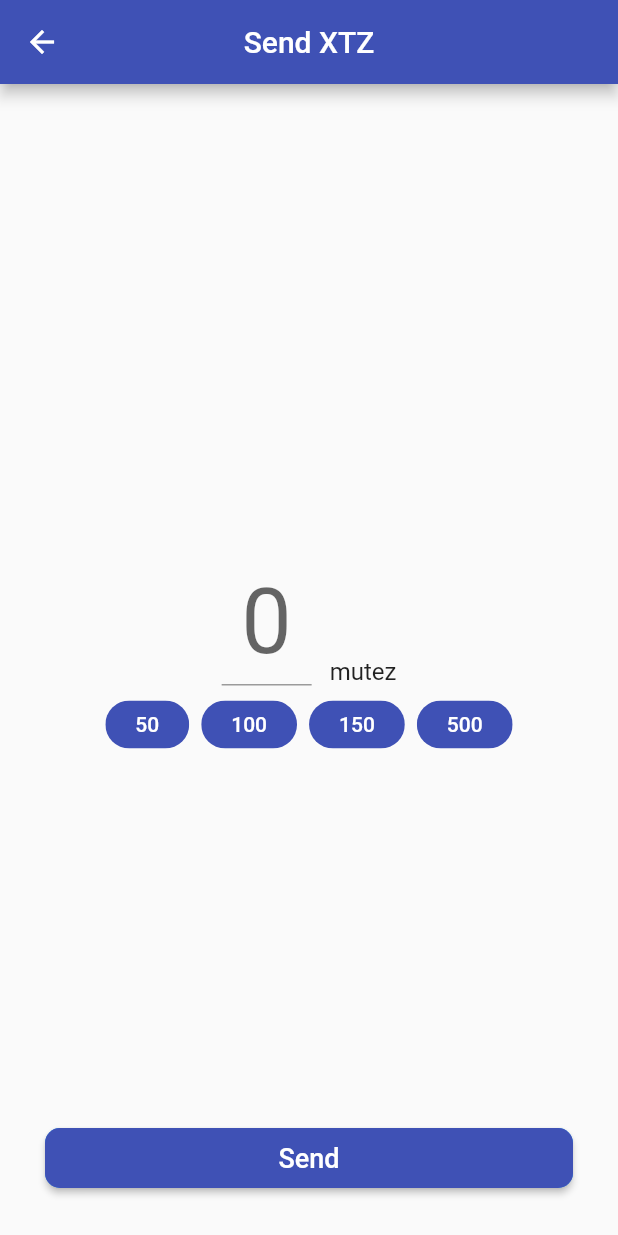
After one commit to Sameerkash/Anthos, a Flutter app: the SendOpertation screen opened directly, after a tap on "Next", on a phone screen of 412 x 824 dp. The commit adds this screen. Run offline on Flutter 3.47's test engine with Material 2 defaults, Android fonts, the phone set to English and light mode, and no system bars; our stand-ins replace flutter_hooks, flutter_secure_storage, freezed_annotation, hooks_riverpod, qr_flutter, sembast and 1 more; missing offline and left inert: tezster_dart; accounts and stored records are empty; network calls fail.

Commit message:
feat : finish send and receive UI

```diff
--- a/lib/main.dart
+++ b/lib/main.dart
@@ -1,5 +1,3 @@
-import 'package:anthos/views/operation/operation.dart';
-import 'package:go_router/go_router.dart';
 import 'package:hooks_riverpod/hooks_riverpod.dart';
 
 import 'views/app.dart';
--- a/lib/utils/datetime_format.dart
+++ b/lib/utils/datetime_format.dart
@@ -9,3 +9,9 @@ String formatTime(String date) {
   return DateFormat('hh:mm a')
       .format(DateFormat('yyyy-MM-ddTHH:mm:ssZ').parse(date));
 }
+
+
+String formatDateTime(String date) {
+  return DateFormat('dd MMM yyyy hh:mm a')
+      .format(DateFormat('yyyy-MM-ddTHH:mm:ssZ').parse(date));
+}
--- a/lib/views/home/home.dart
+++ b/lib/views/home/home.dart
@@ -1,5 +1,4 @@
 import '../../provider/provider.dart';
-import '../../services/repository.dart';
 import 'package:flutter/material.dart';
 import 'package:flutter_hooks/flutter_hooks.dart';
 import 'package:animations/animations.dart';
--- a/lib/views/home/widgets/operation_tile.dart
+++ b/lib/views/home/widgets/operation_tile.dart
@@ -38,12 +38,13 @@ class OperationTile extends StatelessWidget {
                 color: Colors.grey[300]!,
                 width: 1,
               ),
-              )),
+            ),
+          ),
           child: ListTile(
             title: DisplayText(
               text: '+ ${operation.amount} mutez',
               fontWeight: FontWeight.w600,
-              color: Colors.green[300],
+              color: Colors.green[400],
             ),
             subtitle: Column(
               mainAxisAlignment: MainAxisAlignment.start,
--- /dev/null
+++ b/lib/views/operation/send_operation.dart
@@ -0,0 +1,146 @@
+import 'package:anthos/provider/provider.dart';
+import 'package:flutter/material.dart';
+import 'package:flutter_hooks/flutter_hooks.dart';
+
+import 'package:anthos/views/operation/widgets/send_amount.dart';
+import 'package:anthos/widgets/buttons.dart';
+import 'package:anthos/widgets/display.text.dart';
+import 'package:hooks_riverpod/hooks_riverpod.dart';
+
+class SendOpertation extends HookWidget {
+  const SendOpertation({Key? key}) : super(key: key);
+
+  @override
+  Widget build(BuildContext context) {
+    final _addressController = useTextEditingController();
+    final amountController = useTextEditingController();
+    final pageController = usePageController();
+    final currentIndex = useState(0);
+
+    final home = useProvider(homeProvider.notifier);
+
+    void onPageChanged(int index) {
+      pageController.animateToPage(
+        index,
+        duration: const Duration(milliseconds: 300),
+        curve: Curves.easeInOut,
+      );
+
+      currentIndex.value = index;
+    }
+
+    return Scaffold(
+      appBar: AppBar(
+        title: const Text('Send XTZ'),
+        backgroundColor: Colors.indigo,
+        centerTitle: true,
+      ),
+      body: PageView(
+        controller: pageController,
+        onPageChanged: onPageChanged,
+        // physics: const NeverScrollableScrollPhysics(),
+        children: [
+          AddressPage(
+            addressController: _addressController,
+            onNext: () {
+              onPageChanged(currentIndex.value + 1);
+            },
+          ),
+          AmountPage(
+            controller: amountController,
+            onSend: () {
+              home.sendTransaction(
+                  ammount: 1.0,
+                  account: 'tz1WeU9Q6r5AyLfaDajKVmGjuH8nmnUYbM8u');
+            },
+          ),
+        ],
+      ),
+    );
+  }
+}
+
+class AddressPage extends StatelessWidget {
+  const AddressPage({
+    Key? key,
+    required this.addressController,
+    required this.onNext,
+  }) : super(key: key);
+
+  final TextEditingController addressController;
+  final void Function() onNext;
+
+  @override
+  Widget build(BuildContext context) {
+    return Stack(
+      children: [
+        Padding(
+          padding: const EdgeInsets.all(8.0),
+          child: Column(
+            crossAxisAlignment: CrossAxisAlignment.start,
+            children: [
+              Card(
+                shape: RoundedRectangleBorder(
+                  borderRadius: BorderRadius.circular(10.0),
+                ),
+                child: InputField(
+                  labelText: 'Address',
+                  controller: addressController,
+                ),
+              ),
+              const SizedBox(height: 20),
+              const Padding(
+                padding: EdgeInsets.all(8.0),
+                child: DisplayText(
+                  text: 'Recent Addresses',
+                  fontSize: 20,
+                  color: Colors.indigo,
+                  fontWeight: FontWeight.bold,
+                  fontStyle: FontStyle.italic,
+                ),
+              ),
+            ],
+          ),
+        ),
+        Align(
+          alignment: Alignment.bottomCenter,
+          child: Padding(
+            padding: const EdgeInsets.only(bottom: 20.0),
+            child: ElevatedDisplayTextButton(
+              text: 'Next',
+              onPressed: onNext,
+            ),
+          ),
+        ),
+      ],
+    );
+  }
+}
+
+class InputField extends StatelessWidget {
+  const InputField({
+    Key? key,
+    required this.controller,
+    required this.labelText,
+  }) : super(key: key);
+
+  final TextEditingController controller;
+  final String labelText;
+
+  @override
+  Widget build(BuildContext context) {
+    return Padding(
+      padding: const EdgeInsets.symmetric(horizontal: 14.0, vertical: 8),
+      child: TextField(
+        controller: controller,
+        decoration: InputDecoration(
+          labelText: labelText,
+          labelStyle: const TextStyle(
+            fontStyle: FontStyle.italic,
+          ),
+          border: InputBorder.none,
+        ),
+      ),
+    );
+  }
+}
--- /dev/null
+++ b/lib/views/operation/widgets/send_amount.dart
@@ -0,0 +1,121 @@
+import 'package:flutter/material.dart';
+
+import 'package:anthos/widgets/buttons.dart';
+import 'package:anthos/widgets/display.text.dart';
+
+class AmountPage extends StatelessWidget {
+  final TextEditingController controller;
+  final void Function() onSend;
+  const AmountPage({
+    Key? key,
+    required this.controller,
+    required this.onSend,
+  }) : super(key: key);
+
+  @override
+  Widget build(BuildContext context) {
+    return Stack(
+      children: [
+        Column(
+          mainAxisAlignment: MainAxisAlignment.center,
+          crossAxisAlignment: CrossAxisAlignment.center,
+          children: [
+            Row(
+              mainAxisAlignment: MainAxisAlignment.center,
+              crossAxisAlignment: CrossAxisAlignment.end,
+              children: [
+                SizedBox(
+                  width: 60,
+                  child: TextField(
+                    controller: controller,
+                    keyboardType: TextInputType.number,
+                    textAlign: TextAlign.center,
+                    cursorHeight: 40,
+                    decoration: const InputDecoration(
+                      contentPadding: EdgeInsets.symmetric(vertical: 8.0),
+                      hintText: '0',
+                      hintStyle: TextStyle(
+                        fontSize: 60,
+                      ),
+                      border: UnderlineInputBorder(
+                        borderSide: BorderSide(
+                          color: Colors.indigo,
+                          width: 3,
+                        ),
+                      ),
+                    ),
+                  ),
+                ),
+                const SizedBox(width: 12),
+                const DisplayText(
+                  text: 'mutez',
+                  fontSize: 16,
+                )
+              ],
+            ),
+            Container(),
+            Row(
+              mainAxisAlignment: MainAxisAlignment.center,
+              children: [
+                AmountSuggestionChip(
+                  label: '50',
+                  onTap: () {},
+                ),
+                AmountSuggestionChip(
+                  label: '100',
+                  onTap: () {},
+                ),
+                AmountSuggestionChip(
+                  label: '150',
+                  onTap: () {},
+                ),
+                AmountSuggestionChip(
+                  label: '500',
+                  onTap: () {},
+                ),
+              ],
+            ),
+          ],
+        ),
+        Align(
+          alignment: Alignment.bottomCenter,
+          child: Padding(
+            padding: const EdgeInsets.only(bottom: 20.0),
+            child: ElevatedDisplayTextButton(
+              text: 'Send',
+              onPressed: onSend,
+            ),
+          ),
+        ),
+      ],
+    );
+  }
+}
+
+class AmountSuggestionChip extends StatelessWidget {
+  final String label;
+  final void Function() onTap;
+  const AmountSuggestionChip({
+    Key? key,
+    required this.label,
+    required this.onTap,
+  }) : super(key: key);
+
+  @override
+  Widget build(BuildContext context) {
+    return Padding(
+      padding: const EdgeInsets.symmetric(horizontal: 4.0, vertical: 2),
+      child: Chip(
+        label: Padding(
+          padding: const EdgeInsets.symmetric(horizontal: 8.0, vertical: 2),
+          child: DisplayText(
+            text: label,
+            color: Colors.white,
+            fontSize: 14,
+          ),
+        ),
+        backgroundColor: Colors.indigo,
+      ),
+    );
+  }
+}
```
Also changed, not shown: lib/models/account/account.dart (+4 -4 lines), lib/services/repository.dart (+5 -4 lines), lib/views/auth/auth.dart (+18 -0 lines), lib/views/home/home.vm.dart (+38 -0 lines), lib/views/home/widgets/sheet_actions.dart (+33 -4 lines), lib/views/home/widgets/transaction_info.dart (+5 -3 lines), lib/views/operation/operation.dart (+101 -60 lines), lib/views/operation/recieve_operation.dart (added, +87 -0 lines), lib/views/operation/scan_qr_code.dart (added, +69 -0 lines), lib/widgets/buttons.dart (+4 -6 lines), pubspec.yaml (+4 -3 lines), lib/models/account/account.freezed.dart, lib/models/account/account.g.dart, pubspec.lock, 2 other files. Lines whose indentation alone changed are shown as unchanged.
